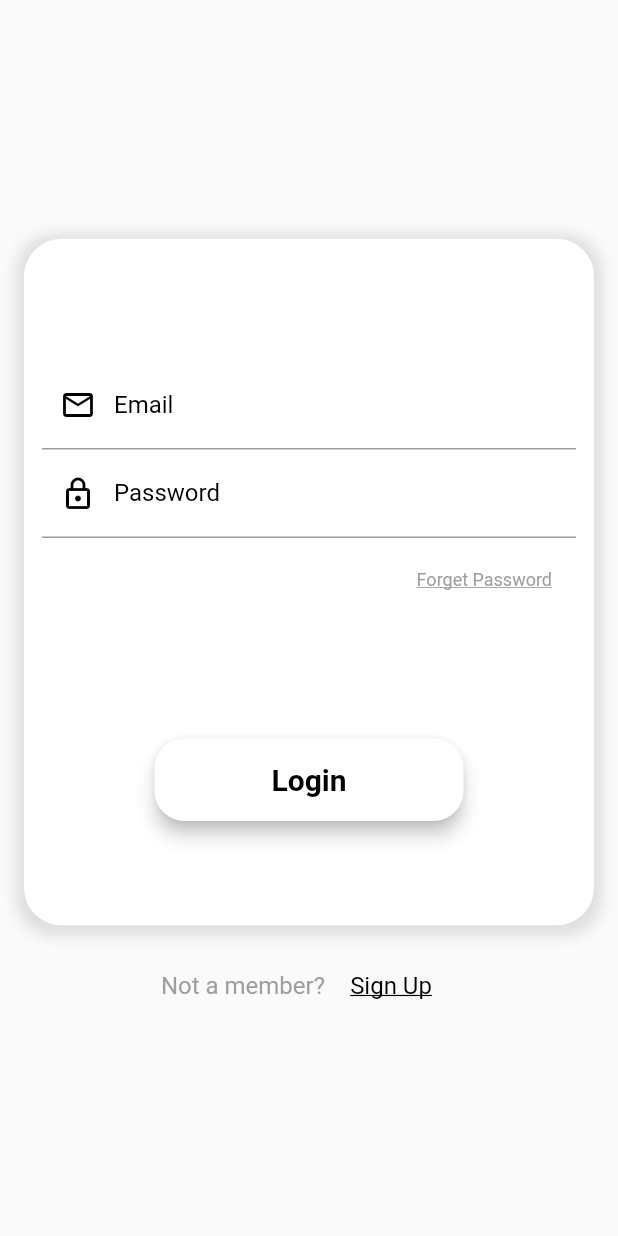
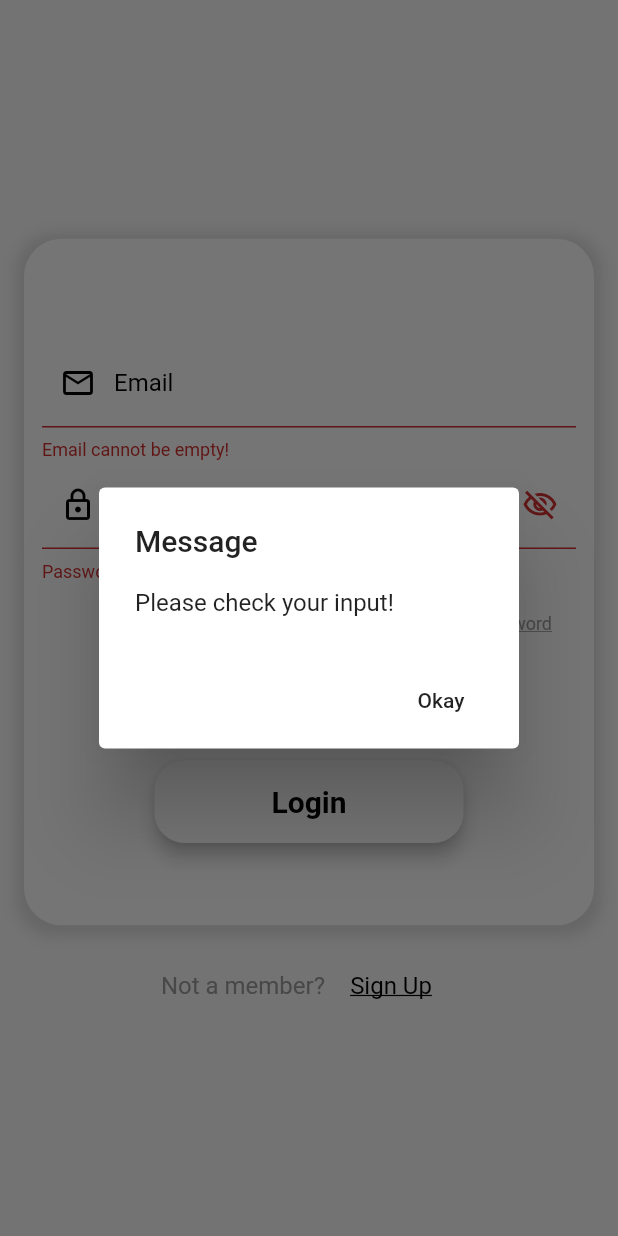
Before and after one commit to gaminglifex/20-21_FYP_Flutter, a Flutter app: the Login screen opened by its route, after a tap on "Login", on a phone screen of 412 x 824 dp. Run offline on Flutter 3.47's test engine with Material 2 defaults, Android fonts, the phone set to English and light mode, and no system bars; our stand-ins replace cloud_firestore, firebase_auth, firebase_core, google_maps_flutter; accounts and stored records are empty.

Commit message:
Finished some UI design details, and ready for code optimization/even rework on UI for an advanced UX

```diff
--- a/lib/main.dart
+++ b/lib/main.dart
@@ -1,19 +1,19 @@
 import 'package:flutter/material.dart';
 import 'package:fyp_uiprototype/AppRoutes.dart';
-// import 'package:fyp_uiprototype/pages/login/Landing.dart';
-import 'package:fyp_uiprototype/pages/screens/BottomNav.dart';
-import 'package:firebase_core/firebase_core.dart';
+import 'package:fyp_uiprototype/pages/login/Landing.dart';
+// import 'package:fyp_uiprototype/pages/screens/BottomNav.dart';
+// import 'package:firebase_core/firebase_core.dart';
 
-void main() async {
+/* void main() async {
   WidgetsFlutterBinding.ensureInitialized();
   await Firebase.initializeApp();
   runApp(MyApp());
-}
+} */
 
-// main() => runApp(MyApp());
+main() => runApp(MyApp());
 
 class MyApp extends StatelessWidget {
-  // This widget is the root of your application.
+  // This widget is the root of application.
   @override
   Widget build(BuildContext context) {
     return MaterialApp(
@@ -24,7 +24,7 @@ class MyApp extends StatelessWidget {
         visualDensity: VisualDensity.adaptivePlatformDensity,
       ),
       routes: AppRoutes.define(),
-      home: BottomNav(),
+      home: LandingPage(),
     );
   }
 }
--- a/lib/pages/login/Landing.dart
+++ b/lib/pages/login/Landing.dart
@@ -45,7 +45,7 @@ class LandingPage extends StatelessWidget {
 
               return Scaffold(
                 body: Center(
-                  child: Text('Checking Authentication'),
+                  child: CircularProgressIndicator(),
                 ),
               );
             },
@@ -54,7 +54,7 @@ class LandingPage extends StatelessWidget {
 
         return Scaffold(
           body: Center(
-            child: Text('Initializing App'),
+            child: CircularProgressIndicator(),
           ),
         );
       },
--- a/lib/pages/login/Login.dart
+++ b/lib/pages/login/Login.dart
@@ -1,5 +1,6 @@
 import 'package:flutter/material.dart';
 import 'package:fyp_uiprototype/AppRoutes.dart';
+// import 'package:fyp_uiprototype/FirebaseAuthentication.dart';
 import 'package:firebase_auth/firebase_auth.dart';
 import 'package:cloud_firestore/cloud_firestore.dart';
 
@@ -13,6 +14,7 @@ class _LoginState extends State<Login> {
   final _emailController = TextEditingController();
   final _passwordController = TextEditingController();
   FocusNode _passwordFocusNode = FocusNode();
+  bool _obscureText = true;
 
   @override
   void initState() {
@@ -27,9 +29,12 @@ class _LoginState extends State<Login> {
 
   Future<void> _login() async {
     final valid = await emailCheck(_emailController.text.trim());
-    if (valid) {
+    if (!_formKey.currentState.validate()) {
+      alertBuilder("Please check your input!");
+      return null;
+    } else if (valid) {
       print('Email does not exist');
-      _emailAlert();
+      alertBuilder("Email does not exist!");
       return null;
     }
     try {
@@ -57,13 +62,13 @@ class _LoginState extends State<Login> {
     return result.docs.isEmpty;
   }
 
-  Future<void> _emailAlert() async {
+  Future<void> alertBuilder(String message) async {
     await showDialog(
       context: context,
       builder: (BuildContext context) {
         return AlertDialog(
           title: Text("Message"),
-          content: Text("Email does not exist!"),
+          content: Text(message),
           actions: <Widget>[
             FlatButton(
               child: Text("Okay"),
@@ -115,7 +120,6 @@ class _LoginState extends State<Login> {
     final passwordField = Column(
       children: <Widget>[
         TextFormField(
-          obscureText: true,
           focusNode: _passwordFocusNode,
           controller: _passwordController,
           keyboardType: TextInputType.text,
@@ -124,6 +128,16 @@ class _LoginState extends State<Login> {
           ),
           decoration: InputDecoration(
             prefixIcon: Icon(Icons.lock_outlined, color: Colors.black),
+            suffixIcon: GestureDetector(
+              onTap: () {
+                setState(() {
+                  _obscureText = !_obscureText;
+                });
+              },
+              child: Icon(_obscureText
+                  ? Icons.visibility_off_outlined
+                  : Icons.visibility),
+            ),
             hintText: 'Password',
             labelText: 'Password',
             labelStyle: TextStyle(
@@ -133,6 +147,7 @@ class _LoginState extends State<Login> {
               color: Colors.grey,
             ),
           ),
+          obscureText: _obscureText,
           validator: (value) {
             if (value.isEmpty) {
               return 'Password cannot be empty!';
--- a/lib/pages/screens/Nearby.dart
+++ b/lib/pages/screens/Nearby.dart
@@ -10,6 +10,7 @@ class _NearbyState extends State<Nearby> {
   Widget build(BuildContext context) {
     return Scaffold(
       appBar: AppBar(
+        automaticallyImplyLeading: false,
         title: Text('Nearby'),
         backgroundColor: Colors.white,
       ),
--- a/lib/pages/screens/News.dart
+++ b/lib/pages/screens/News.dart
@@ -10,6 +10,7 @@ class _NewsState extends State<News> {
   Widget build(BuildContext context) {
     return Scaffold(
       appBar: AppBar(
+        automaticallyImplyLeading: false,
         title: Text('News'),
         backgroundColor: Colors.white,
       ),
--- a/lib/pages/screens/Profile.dart
+++ b/lib/pages/screens/Profile.dart
@@ -23,6 +23,7 @@ class _ProfileState extends State<Profile> {
   Widget build(BuildContext context) {
     return Scaffold(
       appBar: AppBar(
+        automaticallyImplyLeading: false,
         title: Text('Profile'),
         backgroundColor: Colors.white,
       ),
--- a/lib/pages/screens/Tools.dart
+++ b/lib/pages/screens/Tools.dart
@@ -10,6 +10,7 @@ class _ToolsState extends State<Tools> {
   Widget build(BuildContext context) {
     return Scaffold(
       appBar: AppBar(
+        automaticallyImplyLeading: false,
         title: Text('Tools'),
         backgroundColor: Colors.white,
       ),
```
Also changed, not shown: lib/pages/login/Register.dart (+33 -28 lines).
